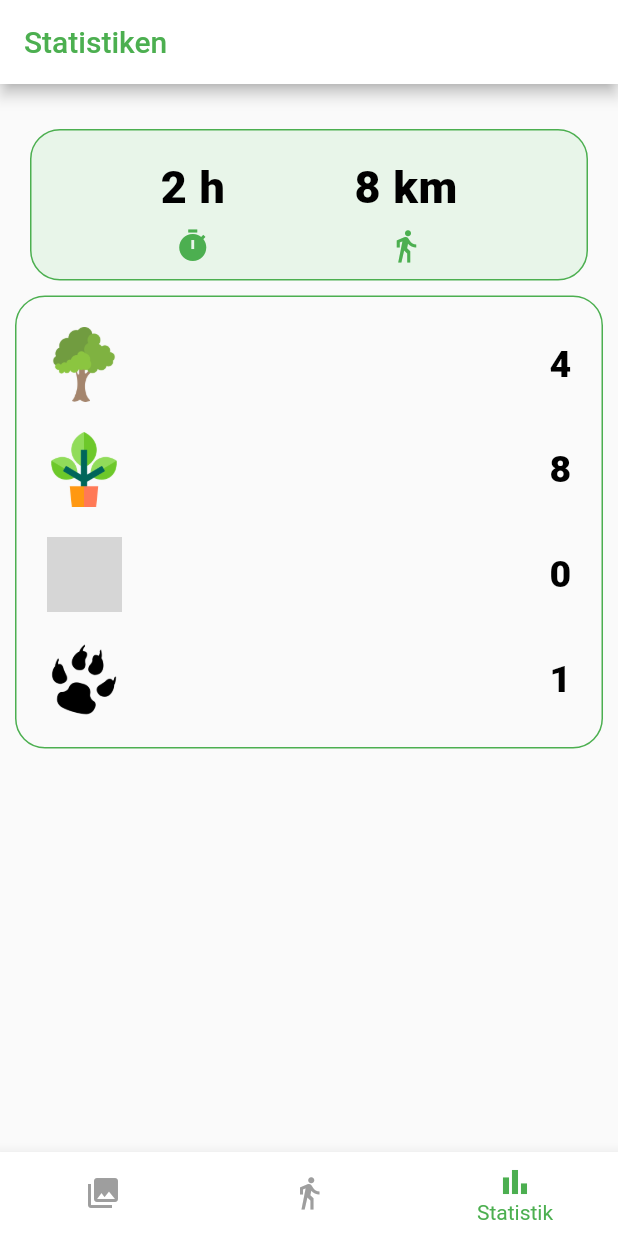
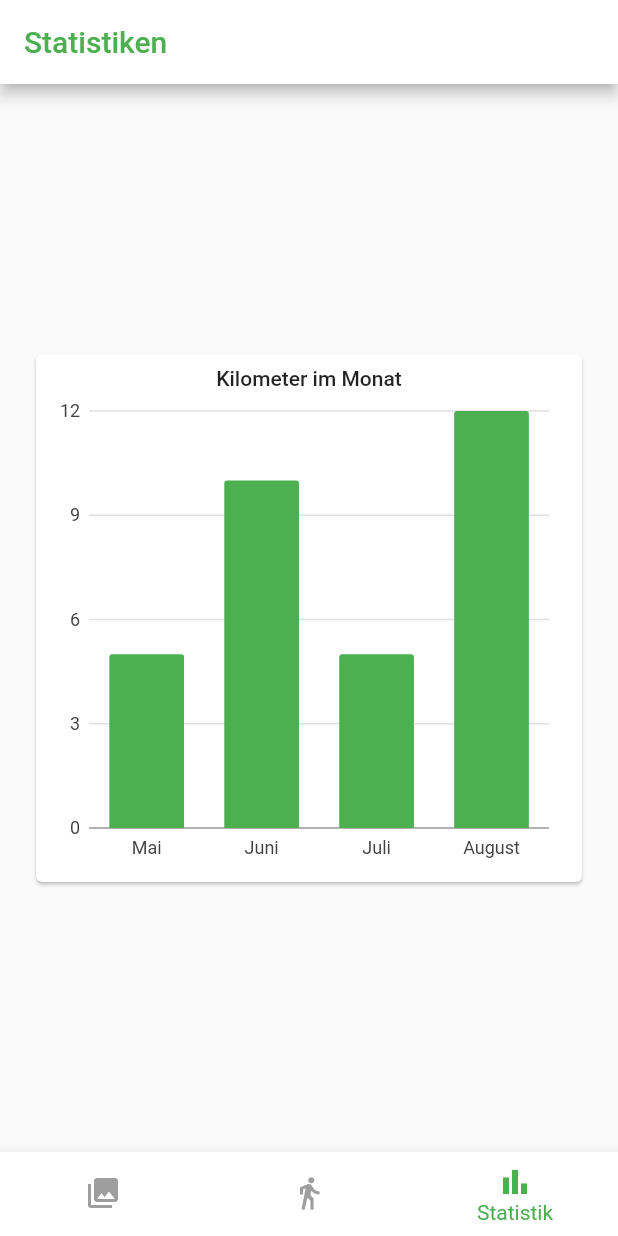
Before and after one commit to Neyttirri/Strollr, a Flutter app: the screen it shows after launch, item 3 of the bottom bar chosen, on a phone screen of 412 x 824 dp. Run offline on Flutter 3.47's test engine with Material 2 defaults, Android fonts, the phone set to English and light mode, and no system bars; our stand-ins replace charts_flutter, extended_image, fluttertoast, geolocator, google_maps_flutter, image_picker and 5 more; missing offline and left inert: animated_check, dart:ffi, flutter_polyline_points, gpx, image_editor; accounts and stored records are empty; grey boxes are pictures that could not be loaded.

Commit message:
added kilometerChart

```diff
--- /dev/null
+++ b/strollr/lib/Tabs/chart.dart
@@ -0,0 +1,10 @@
+import 'package:flutter/foundation.dart';
+import 'package:charts_flutter/flutter.dart' as charts;
+
+class KilometerSeries {
+  final String month;
+  final int kilometers;
+  final charts.Color barColor;
+
+  KilometerSeries(this.month, this.kilometers, this.barColor);
+}
--- /dev/null
+++ b/strollr/lib/Tabs/kilometer_chart.dart
@@ -0,0 +1,42 @@
+import 'package:flutter/material.dart';
+import 'package:charts_flutter/flutter.dart' as charts;
+import 'package:strollr/Tabs/chart.dart';
+
+class KilometerChart extends StatelessWidget {
+  final List<KilometerSeries> kilometer;
+
+  KilometerChart(this.kilometer);
+
+  @override
+  Widget build(BuildContext context) {
+    List<charts.Series<KilometerSeries, String>> series = [
+      charts.Series(
+          id: "Kilometers",
+          data: kilometer,
+          domainFn: (KilometerSeries series, _) => series.month,
+          measureFn: (KilometerSeries series, _) => series.kilometers,
+          colorFn: (KilometerSeries series, _) => series.barColor)
+    ];
+
+    return Container(
+      height: 400,
+      padding: EdgeInsets.all(20),
+      child: Card(
+        child: Padding(
+          padding: const EdgeInsets.all(8.0),
+          child: Column(
+            children: <Widget>[
+              Text(
+                "Kilometer im Monat",
+                style: Theme.of(context).textTheme.bodyText1,
+              ),
+              Expanded(
+                child: charts.BarChart(series, animate: true),
+              )
+            ],
+          ),
+        ),
+      ),
+    );
+  }
+}
--- a/strollr/lib/Tabs/stats.dart
+++ b/strollr/lib/Tabs/stats.dart
@@ -1,134 +1,33 @@
 import 'package:flutter/material.dart';
-
 import '../style.dart';
+import 'package:charts_flutter/flutter.dart' as charts;
+import 'package:strollr/Tabs/chart.dart';
+import 'package:strollr/Tabs/kilometer_chart.dart';
 
 class Stats extends StatelessWidget {
-  final collectables = Container(
-    decoration: BoxDecoration(
-        border: Border.all(
-          color: Colors.green.shade500,
-        ),
-        borderRadius: BorderRadius.all(Radius.circular(20))),
-    padding: EdgeInsets.all(10),
-    child: Column(
-      children: [
-        Padding(
-          padding: EdgeInsets.fromLTRB(10, 10, 10, 10),
-          child: Row(
-            mainAxisAlignment: MainAxisAlignment.spaceBetween,
-            children: [
-              Image.asset('assets/images/treeIcon.png', width: 50, height: 50),
-              Text(
-                '4',
-                style: TextStyle(
-                  color: Colors.black,
-                  fontWeight: FontWeight.w800,
-                  fontFamily: 'Roboto',
-                  letterSpacing: 0.5,
-                  fontSize: 25,
-                ),
-              ),
-            ],
-          ),
-        ),
-        Padding(
-          padding: EdgeInsets.fromLTRB(10, 10, 10, 10),
-          child: Row(
-            mainAxisAlignment: MainAxisAlignment.spaceBetween,
-            children: [
-              Image.asset('assets/images/plantIcon.png', width: 50, height: 50),
-              Text(
-                '8',
-                style: TextStyle(
-                  color: Colors.black,
-                  fontWeight: FontWeight.w800,
-                  fontFamily: 'Roboto',
-                  letterSpacing: 0.5,
-                  fontSize: 25,
-                ),
-              ),
-            ],
-          ),
-        ),
-        Padding(
-          padding: EdgeInsets.fromLTRB(10, 10, 10, 10),
-          child: Row(
-            mainAxisAlignment: MainAxisAlignment.spaceBetween,
-            children: [
-              Image.asset('assets/images/mushroomIcon.png',
-                  width: 50, height: 50),
-              Text(
-                '0',
-                style: TextStyle(
-                  color: Colors.black,
-                  fontWeight: FontWeight.w800,
-                  fontFamily: 'Roboto',
-                  letterSpacing: 0.5,
-                  fontSize: 25,
-                ),
-              ),
-            ],
-          ),
-        ),
-        Padding(
-          padding: EdgeInsets.fromLTRB(10, 10, 10, 10),
-          child: Row(
-            mainAxisAlignment: MainAxisAlignment.spaceBetween,
-            children: [
-              Image.asset('assets/images/animalFootstepIcon.png',
-                  width: 50, height: 50),
-              Text(
-                '1',
-                style: TextStyle(
-                  color: Colors.black,
-                  fontWeight: FontWeight.w800,
-                  fontFamily: 'Roboto',
-                  letterSpacing: 0.5,
-                  fontSize: 25,
-                ),
-              ),
-            ],
-          ),
-        ),
-      ],
+  final List<KilometerSeries> kilometers = [
+    KilometerSeries(
+      "Mai",
+      5,
+      charts.ColorUtil.fromDartColor(Colors.green),
     ),
-  );
+    KilometerSeries(
+      "Juni",
+      10,
+      charts.ColorUtil.fromDartColor(Colors.green),
+    ),
+    KilometerSeries(
+      "Juli",
+      5,
+      charts.ColorUtil.fromDartColor(Colors.green),
+    ),
+    KilometerSeries(
+      "August",
+      12,
+      charts.ColorUtil.fromDartColor(Colors.green),
+    ),
+  ];
 
-  final stats = DefaultTextStyle.merge(
-    style: TextStyle(
-        color: Colors.black,
-        fontWeight: FontWeight.w800,
-        fontFamily: 'Roboto',
-        letterSpacing: 0.5,
-        fontSize: 30),
-    child: Container(
-      decoration: BoxDecoration(
-          color: Colors.green[50],
-          border: Border.all(
-            color: Colors.green.shade500,
-          ),
-          borderRadius: BorderRadius.all(Radius.circular(20))),
-      padding: EdgeInsets.all(10),
-      margin: EdgeInsets.all(10),
-      child: Row(
-        mainAxisAlignment: MainAxisAlignment.spaceEvenly,
-        children: [
-          Column(
-            children: [
-              Padding(padding: EdgeInsets.all(10), child: Text('2 h')),
-              Icon(Icons.timer, color: Colors.green[500]),
-            ],
-          ),
-          Column(
-            children: [
-              Padding(padding: EdgeInsets.all(10), child: Text('8 km')),
-              Icon(Icons.directions_walk_outlined, color: Colors.green[500]),
-            ],
-          ),
-        ],
-      ),
-    ),
-  );
   @override
   Widget build(BuildContext context) {
     return Scaffold(
@@ -136,17 +35,7 @@ class Stats extends StatelessWidget {
         title: Text("Statistiken", style: TextStyle(color: headerGreen)),
         backgroundColor: Colors.white,
       ),
-      body: Center(
-        child: Container(
-          padding: EdgeInsets.fromLTRB(10, 20, 10, 20),
-          child: Column(
-            children: [
-              stats,
-              collectables,
-            ],
-          ),
-        ),
-      ),
+      body: Center(child: KilometerChart(kilometers)),
     );
   }
 }
--- a/strollr/pubspec.yaml
+++ b/strollr/pubspec.yaml
@@ -57,6 +57,7 @@ dependencies:
   geocoding: ^2.0.0
   shared_preferences: ^2.0.6
   animated_check: ^1.0.2
+  charts_flutter: ^0.10.0
 
 dev_dependencies:
   flutter_test:
```
Also changed, not shown: strollr/lib/main_screen.dart (+4 -10 lines).
